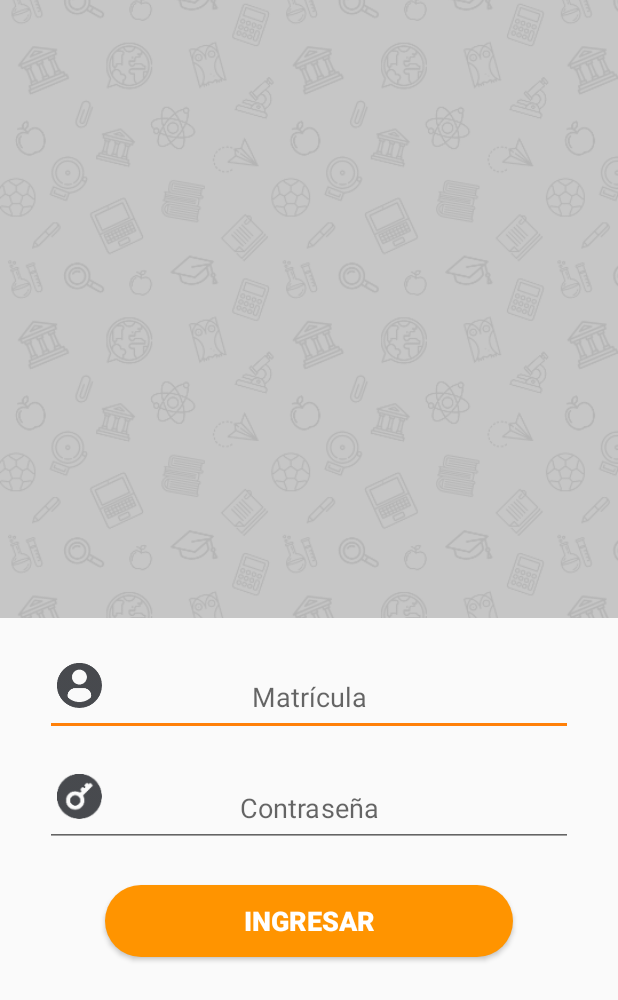
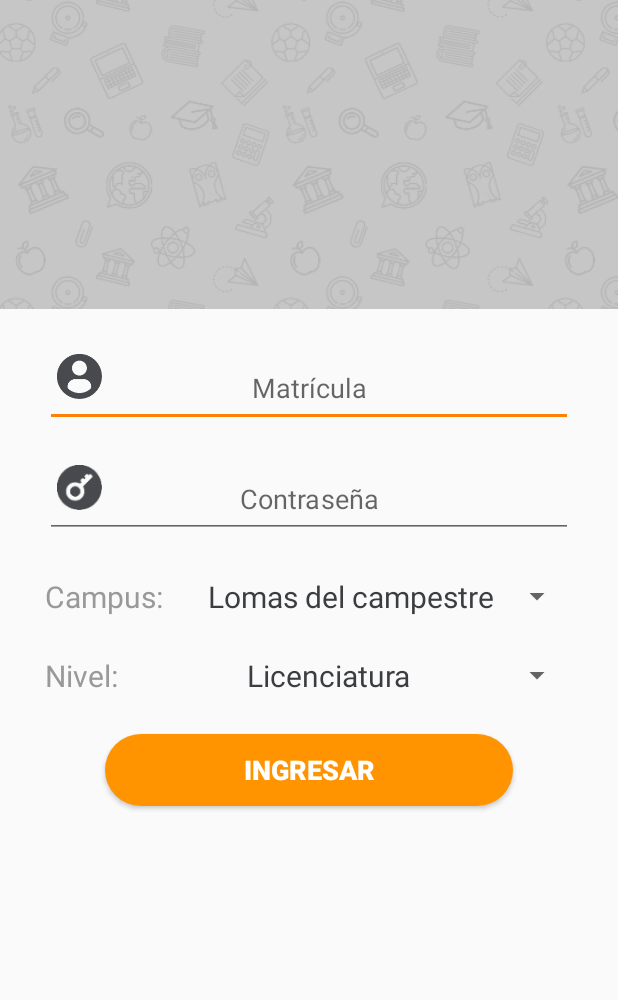
Before and after one commit to eaguilera23/miSalleAndroid, an Android app: the screen it shows after launch (LoginActivity), on a phone screen of 412 x 824 dp. Shown: the top 1000 px of the screen. Run offline under Robolectric (Android 15) with nearby library versions, the phone set to English and light mode, and no system bars; our stand-ins replace Firebase (no records; nobody signed in at launch, a user with empty details on screens opened directly).

Commit message:
Different systems work

```diff
--- /dev/null
+++ b/app/src/main/java/monk/com/mx/misalleandroid/model/dataModels/SistemaObject.java
@@ -0,0 +1,39 @@
+package monk.com.mx.misalleandroid.model.dataModels;
+
+/**
+ * Created by edago on 8/6/17.
+ */
+
+public class SistemaObject {
+    private Integer sistema;
+    private String texto;
+
+    public Integer getSistema() {
+        return sistema;
+    }
+
+    public void setSistema(Integer sistema) {
+        this.sistema = sistema;
+    }
+
+    public String getTexto() {
+        return texto;
+    }
+
+    public void setTexto(String texto) {
+        this.texto = texto;
+    }
+
+    public SistemaObject(){
+
+    }
+
+    public SistemaObject(Integer sistema, String texto){
+        this.sistema = sistema;
+        this.texto = texto;
+    }
+
+    public SistemaObject(String texto){
+        this.texto = texto;
+    }
+}
--- a/app/src/main/java/monk/com/mx/misalleandroid/presenter/AdvertisingPresenter.java
+++ b/app/src/main/java/monk/com/mx/misalleandroid/presenter/AdvertisingPresenter.java
@@ -28,7 +28,7 @@ public class AdvertisingPresenter {
     }
 
     private void getAdvertisingImage(){
-        Usuario dummyData = new Usuario("a", "a");
+        Usuario dummyData = new Usuario("a", "a", 0);
         scrapperRequest.getAdvertisingRequest(dummyData, this);
     }
 
--- a/app/src/main/java/monk/com/mx/misalleandroid/view/LoadingActivity.java
+++ b/app/src/main/java/monk/com/mx/misalleandroid/view/LoadingActivity.java
@@ -21,7 +21,8 @@ public class LoadingActivity extends AppCompatActivity {
         setContentView(R.layout.activity_loading);
         String matricula = getIntent().getStringExtra("matricula");
         String password = getIntent().getStringExtra("password");
-        loadingPresenter = new LoadingPresenter(this, matricula, password);
+        Integer sistema = getIntent().getIntExtra("sistema", 0);
+        loadingPresenter = new LoadingPresenter(this, matricula, password, sistema);
 
         loadingPresenter.LoadInformation();
     }
--- a/app/src/main/java/monk/com/mx/misalleandroid/view/LoginActivity.java
+++ b/app/src/main/java/monk/com/mx/misalleandroid/view/LoginActivity.java
@@ -2,18 +2,29 @@ package monk.com.mx.misalleandroid.view;
 
 import android.content.Intent;
 import android.content.SharedPreferences;
+import android.database.DataSetObserver;
 import android.os.Bundle;
 import android.support.v7.app.AppCompatActivity;
 import android.view.View;
+import android.view.ViewGroup;
+import android.widget.AdapterView;
+import android.widget.ArrayAdapter;
 import android.widget.EditText;
+import android.widget.Spinner;
+import android.widget.SpinnerAdapter;
 import android.widget.Toast;
 
 import com.google.firebase.auth.FirebaseAuth;
 import com.google.firebase.auth.FirebaseUser;
 
+import java.util.ArrayList;
+import java.util.List;
+
 import monk.com.mx.misalleandroid.MyApplication;
 import monk.com.mx.misalleandroid.R;
+import monk.com.mx.misalleandroid.model.dataModels.SistemaObject;
 import monk.com.mx.misalleandroid.presenter.LoginPresenter;
+import monk.com.mx.misalleandroid.view.helpers.LoginSpinnerAdapter;
 
 /**
  * Created by edago on 7/2/17.
@@ -23,6 +34,7 @@ public class LoginActivity extends AppCompatActivity {
     LoginPresenter loginPresenter;
 
     EditText txt_matricula, txt_password;
+    Spinner spinner_campus, spinner_sistema;
 
     @Override
     protected void onStart() {
@@ -42,10 +54,60 @@ public class LoginActivity extends AppCompatActivity {
 
         txt_matricula = (EditText)findViewById(R.id.txt_matricula_login);
         txt_password = (EditText)findViewById(R.id.txt_password_login);
+        spinner_campus = (Spinner)findViewById(R.id.spinner_campus_login);
+        spinner_sistema = (Spinner)findViewById(R.id.spinner_sistema_login);
+
+        inflateSpinnerCampus();
 
         String error = getIntent().getStringExtra("error");
         if (error != null)
             onFailedLogin(error);
+    }
+
+    private void inflateSpinnerCampus() {
+        SistemaObject[] campus = new SistemaObject[3];
+        campus[0] = new SistemaObject(0, "Lomas del campestre");
+        campus[1] = new SistemaObject(1, "Juan Alonso de Torres");
+        campus[2] = new SistemaObject(2, "Américas");
+
+        final LoginSpinnerAdapter spinnerAdapter = new LoginSpinnerAdapter(LoginActivity.this, R.layout.spinner_item_login, campus);
+        spinner_campus.setAdapter(spinnerAdapter);
+        spinner_campus.setOnItemSelectedListener(new AdapterView.OnItemSelectedListener() {
+            @Override
+            public void onItemSelected(AdapterView<?> adapterView, View view, int position, long l) {
+                SistemaObject seleccionado = spinnerAdapter.getItem(position);
+                inflateSpinnerSistema(seleccionado);
+            }
+
+            @Override
+            public void onNothingSelected(AdapterView<?> adapterView) {
+
+            }
+        });
+    }
+
+    private void inflateSpinnerSistema(SistemaObject seleccionado) {
+        SistemaObject[] sistemas;
+        switch (seleccionado.getSistema()){
+            case 0:
+                sistemas = new SistemaObject[1];
+                sistemas[0] = new SistemaObject(1, "Licenciatura");
+                break;
+            case 1:
+                sistemas = new SistemaObject[1];
+                sistemas[0] = new SistemaObject(43, "Preparatoria");
+                break;
+            case 2:
+                sistemas = new SistemaObject[1];
+                sistemas[0] = new SistemaObject(33, "Preparatoria");
+                break;
+            default:
+                sistemas = new SistemaObject[0];
+                break;
+        }
+
+        LoginSpinnerAdapter spinnerAdapter = new LoginSpinnerAdapter(LoginActivity.this, R.layout.spinner_item_login, sistemas);
+        spinner_sistema.setAdapter(spinnerAdapter);
     }
 
     private void onFailedLogin(String error) {
@@ -64,9 +126,11 @@ public class LoginActivity extends AppCompatActivity {
 
 
     public void navigateToLoadingActivity() {
+        SistemaObject seleccionado = (SistemaObject)spinner_sistema.getSelectedItem();
         Intent intent = new Intent(LoginActivity.this, LoadingActivity.class);
         intent.putExtra("matricula", txt_matricula.getText().toString());
         intent.putExtra("password", txt_password.getText().toString());
+        intent.putExtra("sistema", seleccionado.getSistema());
         startActivity(intent);
         finish();
     }
--- /dev/null
+++ b/app/src/main/java/monk/com/mx/misalleandroid/view/helpers/LoginSpinnerAdapter.java
@@ -0,0 +1,73 @@
+package monk.com.mx.misalleandroid.view.helpers;
+
+import android.content.Context;
+import android.support.annotation.NonNull;
+import android.support.annotation.Nullable;
+import android.view.Gravity;
+import android.view.View;
+import android.view.ViewGroup;
+import android.widget.ArrayAdapter;
+import android.widget.TextView;
+
+import org.w3c.dom.Text;
+
+import monk.com.mx.misalleandroid.R;
+import monk.com.mx.misalleandroid.model.dataModels.SistemaObject;
+
+/**
+ * Created by edago on 8/6/17.
+ */
+
+public class LoginSpinnerAdapter extends ArrayAdapter<SistemaObject> {
+
+    private Context context;
+    private SistemaObject[] values;
+
+    public LoginSpinnerAdapter(Context context, int textViewResourceId, SistemaObject[] values) {
+        super(context, textViewResourceId, values);
+
+        this.context = context;
+        this.values = values;
+    }
+
+    public int getCount(){
+        return values.length;
+    }
+
+    public SistemaObject getItem(int position){
+        return values[position];
+    }
+
+    public long getItemId(int position){
+        return position;
+    }
+
+    @Override
+    public View getView(int position,View convertView, ViewGroup parent) {
+        TextView label = new TextView(context);
+        label.setTextAlignment(View.TEXT_ALIGNMENT_CENTER);
+        ViewGroup.LayoutParams layoutParams = new ViewGroup.LayoutParams(ViewGroup.LayoutParams.MATCH_PARENT, ViewGroup.LayoutParams.WRAP_CONTENT);
+        label.setLayoutParams(layoutParams);
+        label.setTextSize(20);
+        label.setGravity(Gravity.CENTER);
+        label.setTextColor(context.getResources().getColor(R.color.colorDarkGray));
+        label.setText(values[position].getTexto());
+
+        return label;
+    }
+
+    @Override
+    public View getDropDownView(int position, View convertView, ViewGroup parent) {
+        TextView label = new TextView(context);
+        label.setTextAlignment(View.TEXT_ALIGNMENT_CENTER);
+        ViewGroup.LayoutParams layoutParams = new ViewGroup.LayoutParams(ViewGroup.LayoutParams.MATCH_PARENT, ViewGroup.LayoutParams.WRAP_CONTENT);
+        label.setLayoutParams(layoutParams);
+        label.setTextSize(20);
+        label.setGravity(Gravity.CENTER);
+        label.setTextColor(context.getResources().getColor(R.color.colorDarkGray));
+        label.setText(values[position].getTexto());
+        label.setPadding(5,5,5,5);
+
+        return label;
+    }
+}
--- a/app/src/main/res/layout/activity_login.xml
+++ b/app/src/main/res/layout/activity_login.xml
@@ -7,7 +7,7 @@
     <RelativeLayout
         android:layout_width="match_parent"
         android:layout_height="match_parent"
-        android:layout_weight="1"
+        android:layout_weight="3"
         android:orientation="vertical">
         <ImageView
             android:layout_width="match_parent"
@@ -15,67 +15,120 @@
             android:src="@mipmap/bg_patterns_school"
             android:scaleType="centerCrop"/>
     </RelativeLayout>
+
     <LinearLayout
         android:layout_width="match_parent"
         android:layout_height="match_parent"
         android:layout_weight="1"
         android:orientation="vertical"
         android:padding="30dp">
+
         <RelativeLayout
             android:layout_width="match_parent"
             android:layout_height="wrap_content">
+
             <EditText
-                android:maxLength="8"
-                android:hint="@string/enrollment"
                 android:id="@+id/txt_matricula_login"
-                android:inputType="numberSigned"
                 android:layout_width="match_parent"
                 android:layout_height="wrap_content"
                 android:layout_marginBottom="25dp"
+                android:hint="@string/enrollment"
+                android:inputType="numberSigned"
+                android:maxLength="8"
                 android:paddingBottom="14dp"
                 android:textAlignment="center"
-                android:textColor="@color/colorDarkGray"/>
+                android:textColor="@color/colorDarkGray" />
+
             <ImageView
                 android:layout_width="30dp"
                 android:layout_height="30dp"
                 android:layout_marginLeft="8dp"
-                android:src="@mipmap/ic_profile_black"
-                android:scaleType="centerInside"/>
+                android:scaleType="centerInside"
+                android:src="@mipmap/ic_profile_black" />
         </RelativeLayout>
+
         <RelativeLayout
             android:layout_width="match_parent"
             android:layout_height="wrap_content">
+
             <EditText
-                android:hint="@string/password"
                 android:id="@+id/txt_password_login"
                 android:layout_width="match_parent"
                 android:layout_height="wrap_content"
                 android:layout_marginBottom="25dp"
-                android:textAlignment="center"
-                android:textColor="@color/colorDarkGray"
+                android:hint="@string/password"
+                android:imeOptions="actionSend"
                 android:inputType="textPassword"
                 android:paddingBottom="14dp"
-                android:imeOptions="actionSend"/>
+                android:textAlignment="center"
+                android:textColor="@color/colorDarkGray" />
+
             <ImageView
                 android:layout_width="30dp"
                 android:layout_height="30dp"
                 android:layout_marginLeft="8dp"
-                android:src="@mipmap/ic_key_black"
-                android:scaleType="centerInside"/>
+                android:scaleType="centerInside"
+                android:src="@mipmap/ic_key_black" />
         </RelativeLayout>
 
+        <LinearLayout
+            android:layout_width="match_parent"
+            android:layout_height="wrap_content"
+            android:layout_marginBottom="25dp"
+            android:orientation="horizontal">
+
+            <TextView
+                android:layout_width="wrap_content"
+                android:layout_height="wrap_content"
+                android:layout_centerVertical="true"
+                android:text="Campus: "
+                android:textColor="@color/gray"
+                android:textSize="20dp"
+                android:layout_marginRight="20dp"/>
+
+            <Spinner
+                android:id="@+id/spinner_campus_login"
+                android:layout_width="match_parent"
+                android:layout_height="wrap_content"
+                android:layout_alignParentStart="true"
+                android:layout_alignParentTop="true" />
+        </LinearLayout>
+
+        <LinearLayout
+            android:layout_width="match_parent"
+            android:layout_height="wrap_content"
+            android:layout_marginBottom="25dp"
+            android:orientation="horizontal">
+
+            <TextView
+                android:layout_width="wrap_content"
+                android:layout_height="wrap_content"
+                android:layout_centerVertical="true"
+                android:text="Nivel: "
+                android:textColor="@color/gray"
+                android:textSize="20dp"
+                android:layout_marginRight="20dp"/>
+
+            <Spinner
+                android:id="@+id/spinner_sistema_login"
+                android:layout_width="match_parent"
+                android:layout_height="wrap_content"
+                android:layout_alignParentStart="true"
+                android:layout_alignParentTop="true" />
+        </LinearLayout>
+
         <Button
-            android:background="@drawable/rounded_rec_orange"
             android:id="@+id/btn_login"
             android:layout_width="match_parent"
             android:layout_height="wrap_content"
+            android:layout_marginLeft="40dp"
             android:layout_marginRight="40dp"
-            android:layout_marginLeft="40dp"
+            android:background="@drawable/rounded_rec_orange"
+            android:onClick="onLoginClick"
             android:text="@string/sign_in"
             android:textColor="@color/colorWhite"
             android:textSize="18dp"
-            android:textStyle="bold"
-            android:onClick="onLoginClick" />
+            android:textStyle="bold" />
 
     </LinearLayout>
 
```
Also changed, not shown: app/src/main/java/monk/com/mx/misalleandroid/model/dataModels/Usuario.java (+11 -1 lines), app/src/main/java/monk/com/mx/misalleandroid/presenter/LoadingPresenter.java (+22 -4 lines), app/src/main/res/layout/spinner_item_login.xml (added, +11 -0 lines).
